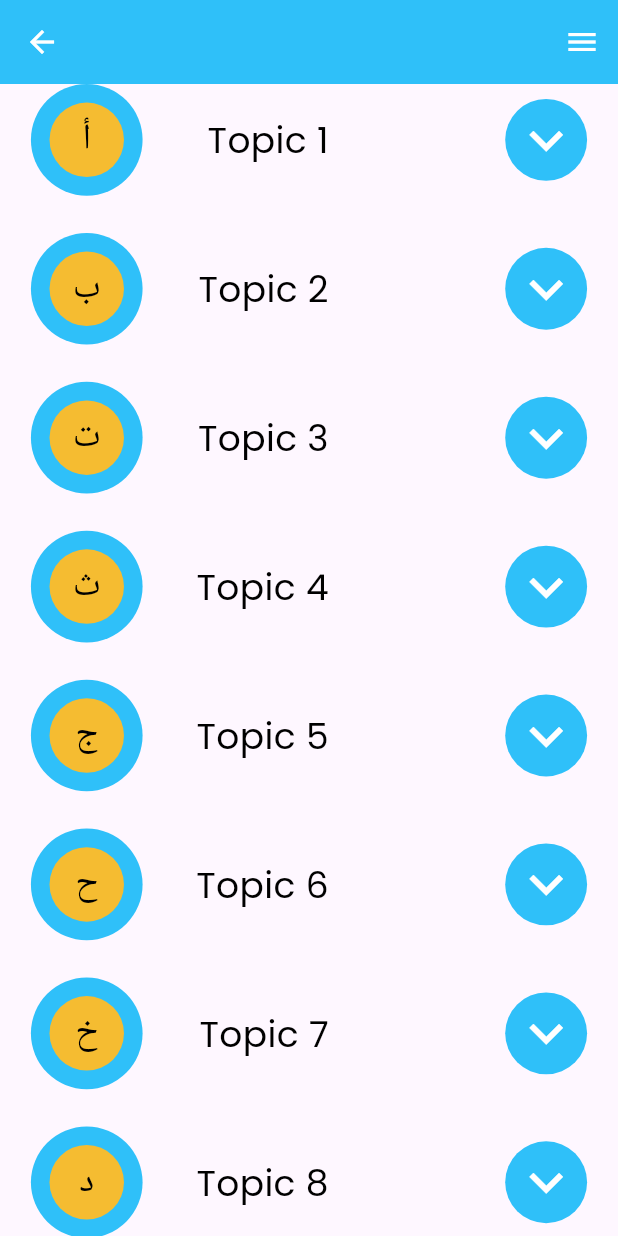
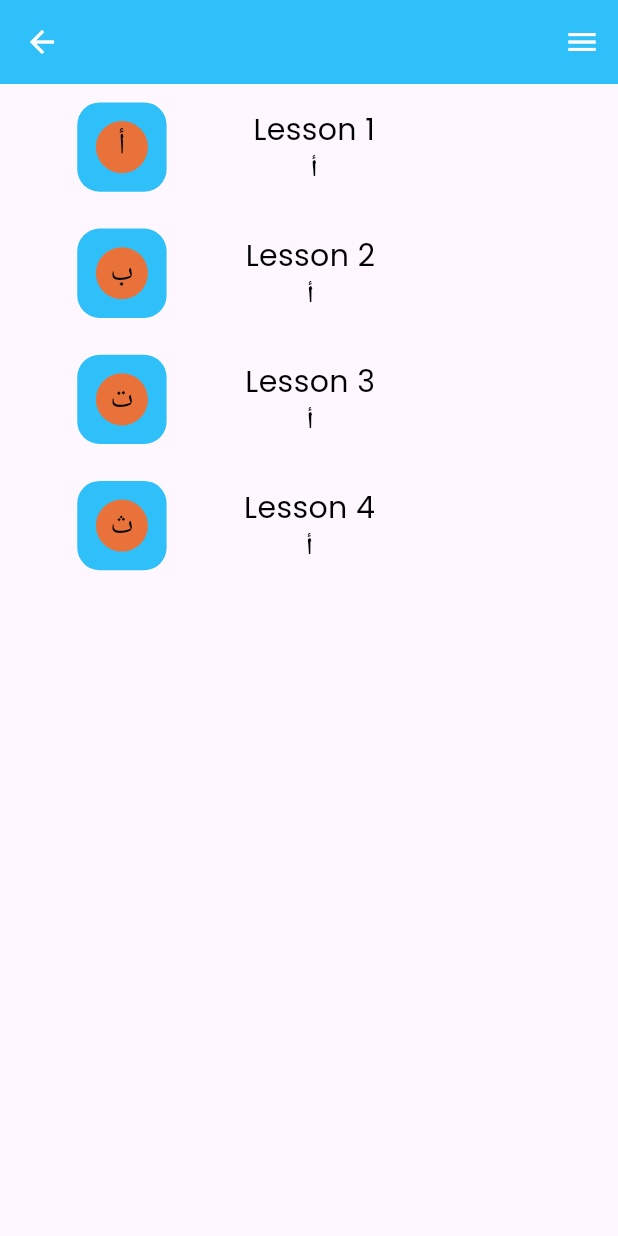
Before and after one commit to MichaelZakka/learnArabic, a Flutter app: the TopicsPage screen opened by its route, on a phone screen of 412 x 824 dp. Run offline on Flutter 3.47's test engine with Material 3 defaults, Android fonts, the phone set to English and light mode, and no system bars; our stand-ins replace flutter_screenutil, flutter_svg, fluttertoast, get, shared_preferences; accounts and stored records are empty.

Commit message:
screens_updates

```diff
--- a/lib/routes.dart
+++ b/lib/routes.dart
@@ -3,10 +3,12 @@ import 'package:kaleela/views/auth/binding.dart';
 import 'package:kaleela/views/auth/index.dart';
 import 'package:kaleela/views/choose_language/binding.dart';
 import 'package:kaleela/views/choose_language/index.dart';
-import 'package:kaleela/views/example/binding.dart';
-import 'package:kaleela/views/example/index.dart';
+import 'package:kaleela/views/lesson/binding.dart';
+import 'package:kaleela/views/lesson/index.dart';
 import 'package:kaleela/views/splash/binding.dart';
 import 'package:kaleela/views/splash/index.dart';
+import 'package:kaleela/views/topic/binding.dart';
+import 'package:kaleela/views/topic/index.dart';
 import 'package:kaleela/views/topics/binding.dart';
 import 'package:kaleela/views/topics/index.dart';
 import 'package:kaleela/views/user_mode/biniding.dart';
@@ -40,9 +42,14 @@ abstract class AppRouting {
           binding: TopicsBinding(),
         ),
         GetPage(
-          name: Pages.example.value,
-          page: () => ExamplePage(),
-          binding: ExampleBinding(),
+          name: Pages.topic.value,
+          page: () => TopicPage(),
+          binding: TopicBinding(),
+        ),
+        GetPage(
+          name: Pages.lesson.value,
+          page: () => LessonPage(),
+          binding: LessonBinding(),
         ),
       ];
 }
@@ -53,7 +60,8 @@ enum Pages {
   userMode,
   auth,
   topics,
-  example,
+  topic,
+  lesson,
 }
 
 extension PagesExtension on Pages {
@@ -69,8 +77,10 @@ extension PagesExtension on Pages {
         return '/auth';
       case Pages.topics:
         return '/topics';
-      case Pages.example:
-        return '/example';
+      case Pages.topic:
+        return '/topic';
+      case Pages.lesson:
+        return '/lesson';
       default:
         throw 'unnamed route';
     }
@@ -90,8 +100,10 @@ abstract class Navigation {
         return Pages.auth;
       case '/topics':
         return Pages.topics;
-      case '/example':
-        return Pages.example;
+      case '/topic':
+        return Pages.topic;
+      case '/lesson':
+        return Pages.lesson;
       default:
         return null;
     }
--- a/lib/views/example/binding.dart
+++ /dev/null
@@ -1,9 +0,0 @@
-import 'package:get/get.dart';
-import 'package:kaleela/views/example/controller.dart';
-
-class ExampleBinding implements Bindings{
-  @override
-  void dependencies(){
-    Get.put(ExampleController());
-  }
-}
--- a/lib/views/example/controller.dart
+++ /dev/null
@@ -1,5 +0,0 @@
-  import 'package:get/get.dart';
-
-class ExampleController extends GetxController{
-
-}
--- /dev/null
+++ b/lib/views/lesson/binding.dart
@@ -0,0 +1,9 @@
+import 'package:get/get.dart';
+import 'package:kaleela/views/lesson/controller.dart';
+
+class LessonBinding implements Bindings{
+  @override
+  void dependencies(){
+    Get.put(LessonController());
+  }
+}
--- /dev/null
+++ b/lib/views/lesson/controller.dart
@@ -0,0 +1,5 @@
+import 'package:get/get.dart';
+
+class LessonController extends GetxController{
+
+}
--- /dev/null
+++ b/lib/views/topic/binding.dart
@@ -0,0 +1,9 @@
+import 'package:get/get.dart';
+import 'package:kaleela/views/topic/controller.dart';
+
+class TopicBinding implements Bindings {
+  @override
+  void dependencies() {
+    Get.put(TopicController());
+  }
+}
--- /dev/null
+++ b/lib/views/topic/controller.dart
@@ -0,0 +1,5 @@
+import 'package:get/get.dart';
+
+class TopicController extends GetxController{
+
+}
--- a/lib/views/topics/index.dart
+++ b/lib/views/topics/index.dart
@@ -1,8 +1,7 @@
 import 'package:flutter/material.dart';
 import 'package:flutter_screenutil/flutter_screenutil.dart';
-import 'package:get/get.dart';
 import 'package:kaleela/res/colors.dart';
-import 'package:kaleela/views/topics/widgets/topic_widget.dart';
+import 'package:kaleela/views/topics/widgets/lesson_widget.dart';
 import 'package:kaleela/widgets/appBars/cusotm_appBar.dart';
 
 class TopicsPage extends StatelessWidget {
@@ -45,21 +44,17 @@ class TopicsPage extends StatelessWidget {
         appBar: CustomAppbar(color: cyan),
         endDrawer: Drawer(),
         body: ListView.builder(
-          itemCount: alphabet.length,
+          itemCount: 4,
           itemBuilder: (context, index) {
-            RxBool isExpanded = false.obs;
             return Column(
               children: [
-                Topic_Widget(
+                12.r.verticalSpace,
+                LessonWidget(
+                  onTap: (){},
+                  id: index + 1,
                   letter: alphabet[index],
-                  id: index + 1,
-                  onTap: (){
-                    print(isExpanded);
-                  }
                 ),
-                SizedBox(
-                  height: 25.r,
-                ),
+                12.r.verticalSpace,
               ],
             );
           },
--- /dev/null
+++ b/lib/views/topics/widgets/lesson_widget.dart
@@ -0,0 +1,70 @@
+import 'package:flutter/widgets.dart';
+import 'package:flutter_screenutil/flutter_screenutil.dart';
+import 'package:get/get.dart';
+import 'package:kaleela/res/colors.dart';
+import 'package:kaleela/res/styles.dart';
+
+class LessonWidget extends StatelessWidget {
+  final int id;
+  final String letter;
+  final VoidCallback onTap;
+  const LessonWidget({super.key  , required this.id , required this.letter , required this.onTap});
+
+  @override
+  Widget build(BuildContext context) {
+    return GestureDetector(
+      onTap: onTap,
+      child: SizedBox(
+        width: Get.width * 0.75,
+        child: Row(
+          mainAxisAlignment: MainAxisAlignment.spaceBetween,
+          children: [
+            SizedBox(
+              width: 200.r,
+              child: Row(
+                mainAxisAlignment: MainAxisAlignment.spaceBetween,
+                children: [
+                  Container(
+                    width: 60.r,
+                    height: 60.r,
+                    decoration: BoxDecoration(
+                      color: cyan,
+                      borderRadius: BorderRadius.circular(15),
+                    ),
+                    child: Center(
+                      child: Container(
+                        width: 35.r,
+                        height: 35.r,
+                        decoration: BoxDecoration(
+                            shape: BoxShape.circle, color: bronze),
+                        child: Center(
+                          child: Text(
+                            letter,
+                            style: poppins_samll_black,
+                          ),
+                        ),
+                      ),
+                    ),
+                  ),
+                  Column(
+                    mainAxisAlignment: MainAxisAlignment.start,
+                    children: [
+                      Text(
+                        'Lesson $id',
+                        style: poppins_samll_black,
+                      ),
+                      Text(
+                        'أ',
+                        style: poppins_xSamll_black_bold,
+                      )
+                    ],
+                  ),
+                ],
+              ),
+            ),
+          ],
+        ),
+      ),
+    );
+  }
+}
--- a/lib/views/topics/widgets/topic_widget.dart
+++ b/lib/views/topics/widgets/topic_widget.dart
@@ -4,14 +4,13 @@ import 'package:get/get.dart';
 import 'package:kaleela/res/colors.dart';
 import 'package:kaleela/res/styles.dart';
 import 'package:kaleela/views/topics/controller.dart';
+import 'package:kaleela/views/topics/widgets/lesson_widget.dart';
 
 class Topic_Widget extends StatelessWidget {
   final String letter;
   final int id;
-  final void Function()? onTap;
 
-  const Topic_Widget(
-      {super.key, required this.letter, required this.id, required this.onTap});
+  const Topic_Widget({super.key, required this.letter, required this.id});
 
   @override
   Widget build(BuildContext context) {
@@ -20,7 +19,9 @@ class Topic_Widget extends StatelessWidget {
       return Column(
         children: [
           GestureDetector(
-            onTap: onTap,
+            onTap: () {
+              _.toggleVar(isExpanded);
+            },
             child: SizedBox(
               width: MediaQuery.of(context).size.width * 0.9,
               child: Row(
@@ -70,11 +71,7 @@ class Topic_Widget extends StatelessWidget {
                       ],
                     ),
                   ),
-                  GestureDetector(
-                    onTap: () {
-                      _.toggleVar(isExpanded);
-                    },
-                    child: Container(
+                  Container(
                     width: 55.r,
                     height: 55.r,
                     decoration: BoxDecoration(
@@ -83,10 +80,11 @@ class Topic_Widget extends StatelessWidget {
                     ),
                     child: Center(
                       child: Icon(
-                          Icons.keyboard_arrow_down,
+                        isExpanded.value
+                            ? Icons.keyboard_arrow_up
+                            : Icons.keyboard_arrow_down,
                         color: white,
                         size: 45.r,
-                        ),
                       ),
                     ),
                   )
@@ -95,10 +93,10 @@ class Topic_Widget extends StatelessWidget {
             ),
           ),
           isExpanded.value
-              ? Container(
-                  width: 45,
-                  height: 45,
-                  color: red,
+              ? LessonWidget(
+                  id: id,
+                  letter: letter,
+                  onTap: () {},
                 )
               : SizedBox()
         ],
```
Also changed, not shown: lib/controller/app_storage.dart (added, +23 -0 lines), lib/views/example/index.dart (deleted, +0 -10 lines), lib/views/lesson/index.dart (added, +10 -0 lines), lib/views/topic/index.dart (added, +12 -0 lines), lib/views/topics/widgets/lessons_widget.dart (added, +15 -0 lines). Lines whose indentation alone changed are shown as unchanged.
